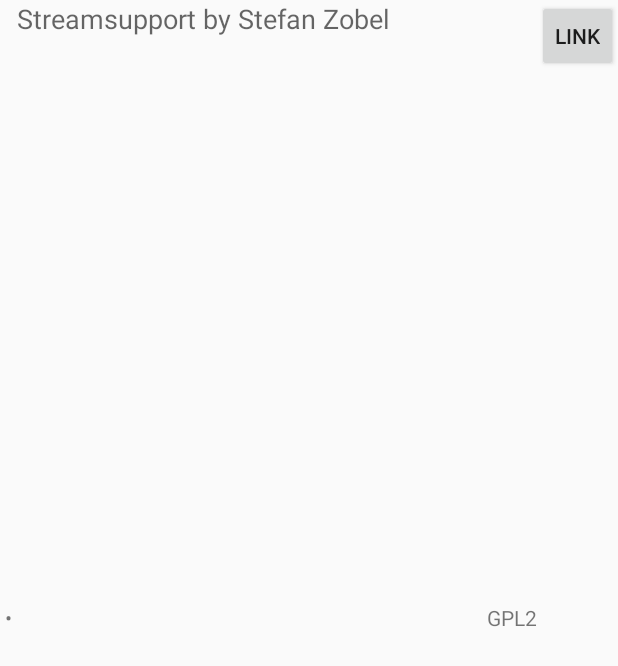
After one commit to rickwangtw/AppFridge, an Android app: the layout help_about_libraries_streamsupport.xml on its own in the app's theme, with its tools: preview values and no code run, on a phone screen of 412 x 824 dp. The commit adds this screen. Shown: the top 666 px of the screen. Run offline under Robolectric (Android 15) with nearby library versions, the phone set to English and light mode, and no system bars.

Commit message:
Help: About: Add library information: streamsupport

```diff
--- a/app/src/main/java/com/mysticwind/disabledappmanager/ui/activity/help/AboutListAdapter.java
+++ b/app/src/main/java/com/mysticwind/disabledappmanager/ui/activity/help/AboutListAdapter.java
@@ -99,6 +99,9 @@ public class AboutListAdapter extends BaseAdapter{
                 setupButtonResourceIdWithLinkResourceId(
                         convertView, R.id.retrolambda_link_button,
                         R.string.help_about_libraries_retrolambda_url);
+                setupButtonResourceIdWithLinkResourceId(
+                        convertView, R.id.streamsupport_link_button,
+                        R.string.help_about_libraries_streamsupport_url);
                 return convertView;
             default:
                 return null;
--- a/app/src/main/res/layout/help_about_libraries.xml
+++ b/app/src/main/res/layout/help_about_libraries.xml
@@ -21,5 +21,6 @@
     <include layout="@layout/help_about_libraries_gson" />
     <include layout="@layout/help_about_libraries_libsuperuser" />
     <include layout="@layout/help_about_libraries_retrolambda" />
+    <include layout="@layout/help_about_libraries_streamsupport" />
 
 </LinearLayout>
--- /dev/null
+++ b/app/src/main/res/layout/help_about_libraries_streamsupport.xml
@@ -0,0 +1,44 @@
+<?xml version="1.0" encoding="utf-8"?>
+<RelativeLayout
+    android:layout_width="match_parent"
+    android:layout_height="match_parent"
+    xmlns:android="http://schemas.android.com/apk/res/android">
+
+    <TextView
+        android:id="@+id/bullet_point"
+        android:text="@string/help_about_resource_item_bullet_point"
+        android:layout_width="wrap_content"
+        android:layout_height="wrap_content"
+        android:layout_centerVertical="true"
+        android:layout_alignParentLeft="true" />
+
+    <TextView
+        android:text="@string/help_about_libraries_streamsupport_description"
+        android:layout_gravity="bottom"
+        android:layout_width="wrap_content"
+        android:layout_height="wrap_content"
+        android:layout_toRightOf="@id/bullet_point"
+        android:layout_toLeftOf="@+id/streamsupport_license"
+        android:layout_centerVertical="true"
+        android:textAppearance="?android:attr/textAppearanceMedium"
+        android:layout_alignParentTop="true" />
+
+    <TextView
+        android:id="@+id/streamsupport_license"
+        android:text="@string/help_about_libraries_streamsupport_license"
+        android:layout_width="wrap_content"
+        android:layout_height="wrap_content"
+        android:layout_centerVertical="true"
+        android:textAppearance="?android:attr/textAppearanceSmall"
+        android:layout_toLeftOf="@+id/streamsupport_link_button" />
+
+    <Button
+        android:id="@+id/streamsupport_link_button"
+        android:text="@string/help_about_resource_link_label"
+        android:layout_width="wrap_content"
+        android:layout_height="wrap_content"
+        style="?android:attr/buttonStyleSmall"
+        android:layout_alignParentTop="true"
+        android:layout_alignParentRight="true" />
+
+</RelativeLayout>
--- a/app/src/main/res/values/strings_help.xml
+++ b/app/src/main/res/values/strings_help.xml
@@ -69,4 +69,8 @@
     <string name="help_about_libraries_retrolambda_license">Apache 2.0</string>
     <string name="help_about_libraries_retrolambda_description">Retrolambda by orfjackal</string>
 
+    <string name="help_about_libraries_streamsupport_url">https://sourceforge.net/projects/streamsupport/</string>
+    <string name="help_about_libraries_streamsupport_license">GPL2</string>
+    <string name="help_about_libraries_streamsupport_description">Streamsupport by Stefan Zobel</string>
+
 </resources>
```
Also changed, not shown: 1 other file.
